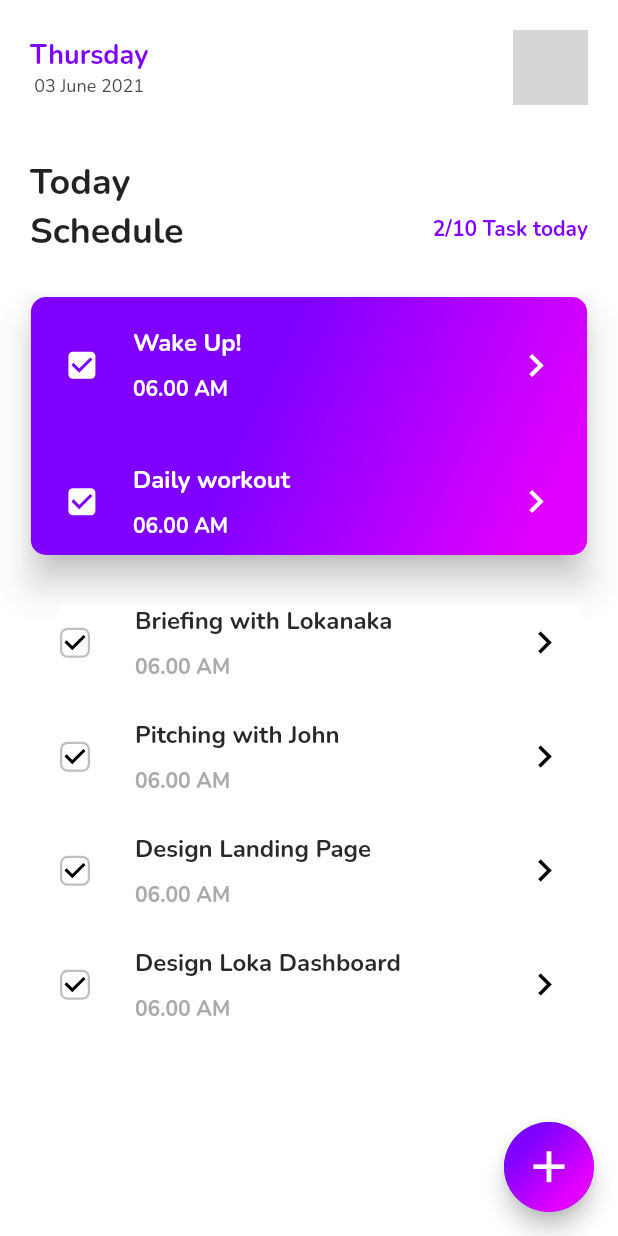
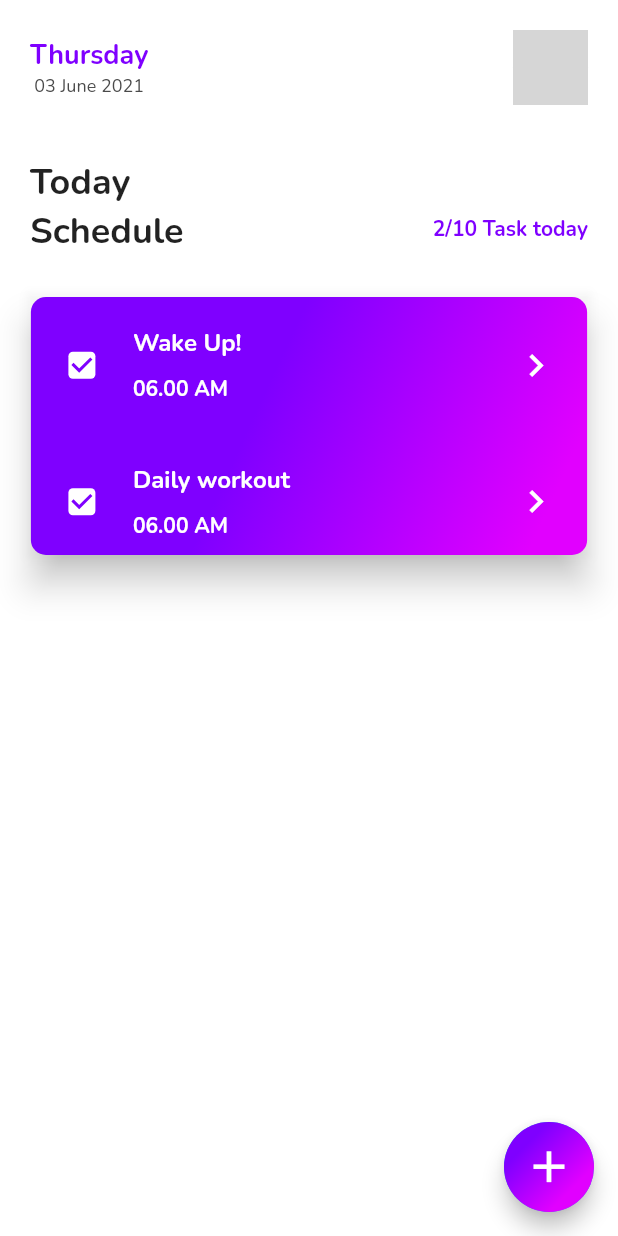
Before and after one commit to CarlosYanBezerraVieira/To_do_List, a Flutter app: the screen it shows after launch, on a phone screen of 412 x 824 dp. Run offline on Flutter 3.47's test engine with Material 2 defaults, Android fonts, the phone set to English and light mode, and no system bars; our stand-ins replace flutter_svg, get, google_fonts, sqflite; accounts and stored records are empty; network calls fail; grey boxes are pictures that could not be loaded.

Commit message:
task list moved from place

```diff
--- a/lib/application/bindinds/application_bindings.dart
+++ b/lib/application/bindinds/application_bindings.dart
@@ -1,4 +1,5 @@
 import 'package:get/get.dart';
+import 'package:to_do_list/modules/Home/home_controller.dart';
 import 'package:to_do_list/modules/create_task/create_task_controller.dart';
 
 import '../application_controller.dart';
@@ -9,5 +10,6 @@ class ApplicationBindings implements Bindings {
     Get.put(ApplicationController());
     Get.put(CreateTaskController(applicationController: Get.find()),
         permanent: true);
+    Get.put(HomeController(createTaskController: Get.find()));
   }
 }
--- a/lib/models/taks_model.dart
+++ b/lib/models/taks_model.dart
@@ -1,14 +1,12 @@
 import 'dart:convert';
 
 class TaskModel {
-  final int id;
   final String? title;
   final int? datatime;
   final int? time;
   final String? description;
   final int value;
   TaskModel({
-    required this.id,
     this.title,
     this.datatime,
     this.time,
@@ -18,7 +16,6 @@ class TaskModel {
 
   Map<String, dynamic> toMap() {
     return {
-      'id': id,
       'title': title,
       'datatime': datatime,
       'time': time,
@@ -29,7 +26,6 @@ class TaskModel {
 
   factory TaskModel.fromMap(Map<String, dynamic> map) {
     return TaskModel(
-      id: map['id']?.toInt() ?? 0,
       title: map['title'],
       datatime: map['datatime'],
       time: map['time'],
@@ -47,7 +43,6 @@ class TaskModel {
   String toString() {
     return """
     TaskModel
-    id: $id,
     title: $title,
     datatime: $datatime,
     time: $time,
--- a/lib/modules/Home/widgets/body/float_action_button/float_action_button_widget.dart
+++ b/lib/modules/Home/widgets/body/float_action_button/float_action_button_widget.dart
@@ -1,6 +1,5 @@
 import 'package:flutter/material.dart';
 import 'package:get/get.dart';
-import 'package:to_do_list/modules/create_task/create_task_page.dart';
 
 class FloatActionButtonWidget extends StatelessWidget {
   const FloatActionButtonWidget({Key? key}) : super(key: key);
--- a/lib/modules/Home/widgets/body/list_taks/list_task.dart
+++ /dev/null
@@ -1,32 +0,0 @@
-import 'package:flutter/material.dart';
-import 'package:to_do_list/modules/Home/widgets/body/list_taks/widget/item_task.dart';
-
-class ListTask extends StatelessWidget {
-  const ListTask({Key? key, required this.onPressed}) : super(key: key);
-  final Function()? onPressed;
-  @override
-  Widget build(BuildContext context) {
-    List<String> title = [
-      "Briefing with Lokanaka",
-      "Pitching with John",
-      "Design Landing Page",
-      "Design Loka Dashboard",
-    ];
-    return Padding(
-      padding: const EdgeInsets.all(20),
-      child: SizedBox(
-        child: ListView.builder(
-          shrinkWrap: true,
-          physics: const NeverScrollableScrollPhysics(),
-          itemCount: 4,
-          itemBuilder: (context, index) {
-            return ItemTask(
-              title: title[index],
-              onPressed: onPressed,
-            );
-          },
-        ),
-      ),
-    );
-  }
-}
--- a/lib/modules/Home/widgets/body/list_taks/widget/item_task.dart
+++ /dev/null
@@ -1,87 +0,0 @@
-import 'package:flutter/material.dart';
-import 'package:google_fonts/google_fonts.dart';
-
-class ItemTask extends StatelessWidget {
-  const ItemTask({Key? key, required this.title, required this.onPressed})
-      : super(key: key);
-  final String title;
-  final Function()? onPressed;
-  @override
-  Widget build(BuildContext context) {
-    return Padding(
-      padding: const EdgeInsets.only(right: 5, left: 20, bottom: 20, top: 5),
-      child: Material(
-        color: Colors.white,
-        child: Row(
-          mainAxisAlignment: MainAxisAlignment.spaceBetween,
-          children: [
-            Row(
-              children: [
-                Container(
-                    decoration: const BoxDecoration(
-                      borderRadius: BorderRadius.all(Radius.circular(5)),
-                      border: Border(
-                        top: BorderSide(width: 1.5, color: Color(0xffBFBFBF)),
-                        left: BorderSide(width: 1.5, color: Color(0xffBFBFBF)),
-                        right: BorderSide(width: 1.5, color: Color(0xffBFBFBF)),
-                        bottom:
-                            BorderSide(width: 1.5, color: Color(0xffBFBFBF)),
-                      ),
-                    ),
-                    child: Checkbox(
-                      checkColor: Colors.black,
-                      fillColor: MaterialStateProperty.all<Color>(
-                        Colors.transparent,
-                      ),
-                      value: true,
-                      onChanged: null,
-                    ),
-                    width: 20,
-                    height: 20),
-                Padding(
-                  padding: const EdgeInsets.only(left: 30),
-                  child: Column(
-                    crossAxisAlignment: CrossAxisAlignment.start,
-                    children: [
-                      Text(
-                        title,
-                        textAlign: TextAlign.start,
-                        style: GoogleFonts.nunito(
-                          textStyle: TextStyle(
-                              color: Color(0xff292929),
-                              fontSize: 16,
-                              fontWeight: FontWeight.bold),
-                        ),
-                      ),
-                      const SizedBox(
-                        height: 10,
-                      ),
-                      Text(
-                        "06.00 AM",
-                        style: GoogleFonts.nunito(
-                            textStyle: TextStyle(
-                                color: Color(0xffABABAB),
-                                fontSize: 14,
-                                fontWeight: FontWeight.bold)),
-                      ),
-                    ],
-                  ),
-                ),
-              ],
-            ),
-            Row(
-              children: [
-                IconButton(
-                  onPressed: onPressed,
-                  icon: const Icon(Icons.chevron_right_outlined),
-                  color: Colors.black,
-                  iconSize: 30,
-                ),
-              ],
-            )
-          ],
-        ),
-      ),
-    );
-  }
-}
--- /dev/null
+++ b/lib/modules/list_task/list_task_page.dart
@@ -0,0 +1,56 @@
+import 'package:flutter/material.dart';
+import 'package:to_do_list/models/taks_model.dart';
+import 'package:to_do_list/modules/Home/home_controller.dart';
+import 'package:to_do_list/modules/list_task/widget/item_task.dart';
+
+class ListTaskPage extends StatelessWidget {
+  const ListTaskPage({
+    Key? key,
+    required this.controller,
+  }) : super(key: key);
+  final HomeController controller;
+  @override
+  Widget build(BuildContext context) {
+    List<TaskModel> task = controller.task.value;
+    return Padding(
+      padding: const EdgeInsets.all(20),
+      child: SizedBox(
+        child: ListView.builder(
+          shrinkWrap: true,
+          physics: const NeverScrollableScrollPhysics(),
+          itemCount: controller.task.length,
+          itemBuilder: (context, index) {
+            return ItemTask(
+              model: task[index],
+              onPressed: () {
+                showDialog(
+                  builder: (BuildContext context) {
+                    return AlertDialog(
+                      content: Column(
+                        mainAxisSize: MainAxisSize.min,
+                        children: [
+                          Container(
+                            child: Column(
+                              children: [
+                                Text(task[index].title ?? "nullo"),
+                                Text(task[index].description ?? "nullo"),
+                                Text(task[index].datatime.toString()),
+                                Text(task[index].time.toString()),
+                                Text("${task[index].value}"),
+                              ],
+                            ),
+                          ),
+                        ],
+                      ),
+                    );
+                  },
+                  context: context,
+                );
+              },
+            );
+          },
+        ),
+      ),
+    );
+  }
+}
```
Also changed, not shown: lib/modules/Home/home_page.dart (+3 -37 lines), lib/modules/create_task/create_task_controller.dart (+7 -4 lines), lib/modules/list_task/list_task_bindings.dart (added, +9 -0 lines), lib/modules/list_task/list_task_controller.dart (added, +13 -0 lines).
